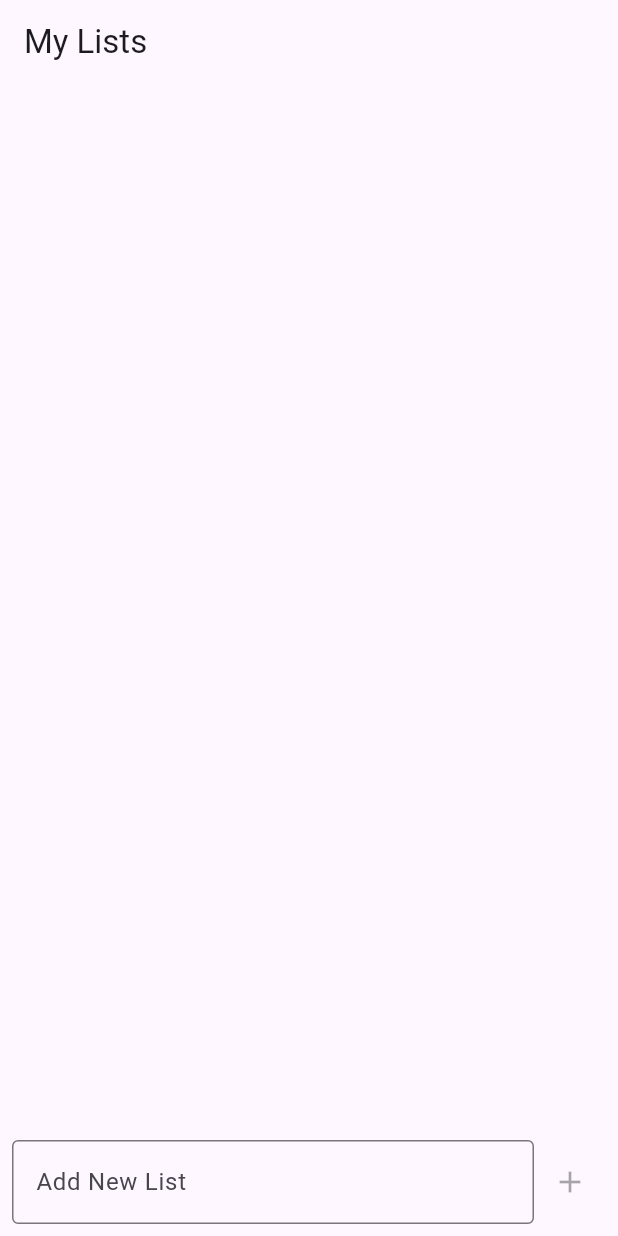
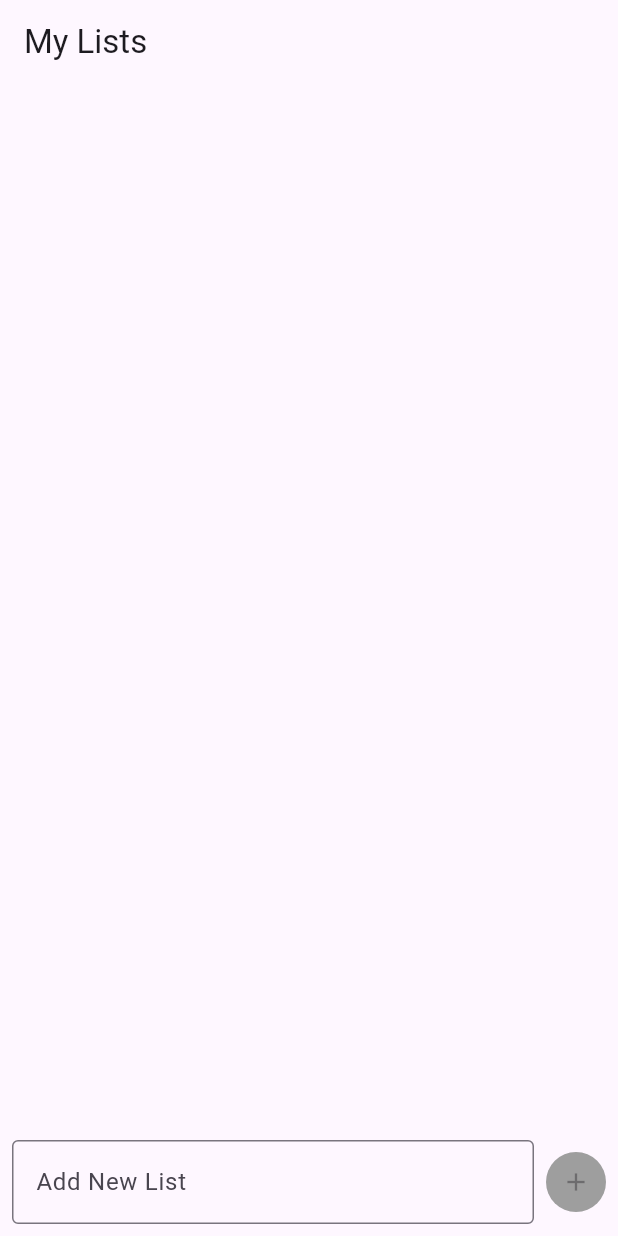
Before and after one commit to buhund/edu-ntnu-idatt2506-project, a Flutter app: the screen it shows after launch, on a phone screen of 412 x 824 dp. Run offline on Flutter 3.47's test engine with Material 3 defaults, Android fonts, the phone set to English and light mode, and no system bars.

Commit message:
Added Material icon for Add New List and Item button.

```diff
--- a/lib/screens/home_screen.dart
+++ b/lib/screens/home_screen.dart
@@ -70,6 +70,7 @@ class _HomeScreenState extends State<HomeScreen> {
   }
 
   // Add new list via + button and dialog
+  // Replaced (at least for now) by the input field at the bottom of the screen
   void _showAddListDialog() {
     String newListName = '';
 
@@ -162,21 +163,33 @@ class _HomeScreenState extends State<HomeScreen> {
                       border: OutlineInputBorder(),
                     ),
                     onChanged: (value) {
-                      setState(() {}); // Oppdater knappen når tekstfeltet endres
+                      setState(() {}); // Update button color on text change
                     },
                     onSubmitted: (value) => _handleAddList(), // Handle Enter key
                   ),
                 ),
-                IconButton(
-                  icon: const Icon(Icons.add),
-                  color: _textController.text.isNotEmpty ? Colors.blue : Colors.grey, // Dynamisk farge
-                  onPressed: _textController.text.isNotEmpty
-                      ? _handleAddList // Kun aktiv hvis feltet ikke er tomt
-                      : null, // Handle add button
+                const SizedBox(width: 8), // Add padding between TextField and button
+                Material(
+                  elevation: _textController.text.isNotEmpty ? 6.0 : 0.0, // Elevation for active state
+                  shape: const CircleBorder(),
+                  color: _textController.text.isNotEmpty ? Colors.blue : Colors.grey, // Background color
+                  child: SizedBox(
+                    width: 40, // Adjust button width
+                    height: 40, // Adjust button height
+                    child: IconButton(
+                      iconSize: 20, // Reduce the size of the icon itself
+                      icon: const Icon(Icons.add),
+                      color: Colors.white, // Icon color
+                      onPressed: _textController.text.isNotEmpty
+                          ? _handleAddList // Activate button only when text is present
+                          : null, // Disable button when text is empty
+                    ),
+                  ),
                 ),
               ],
             ),
           ),
+
         ],
       ),
     );
```
Also changed, not shown: lib/screens/list_screen.dart (+22 -3 lines).
